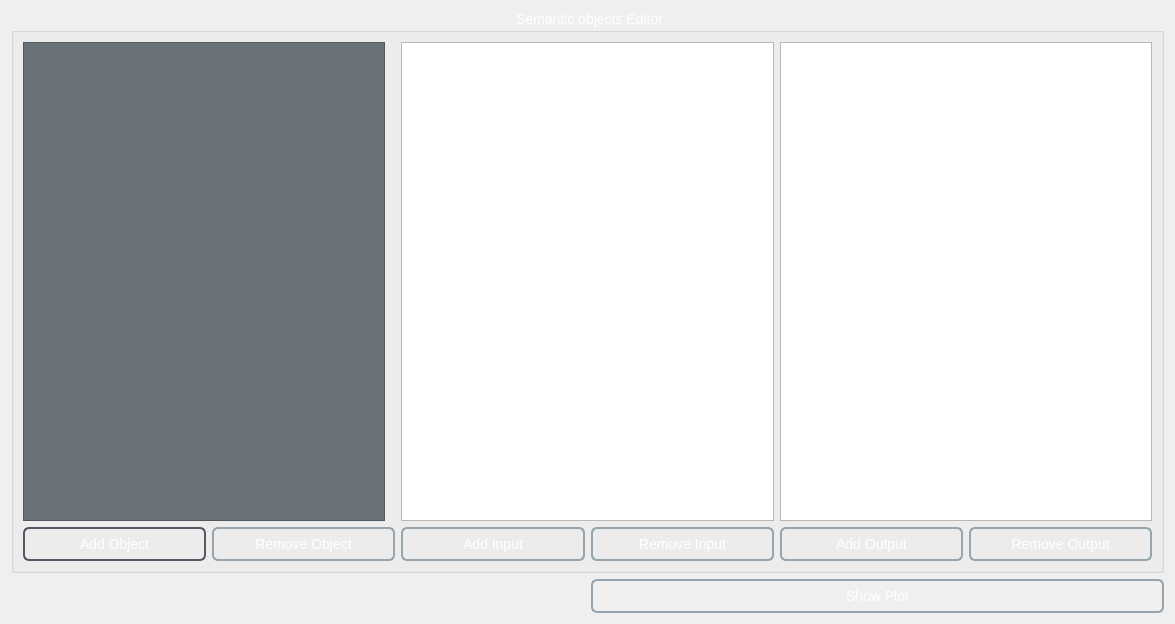
Qt form GUI/Views/SemanticEditor.ui (bronya2057/ExpertSystemPyLab) before a commit.
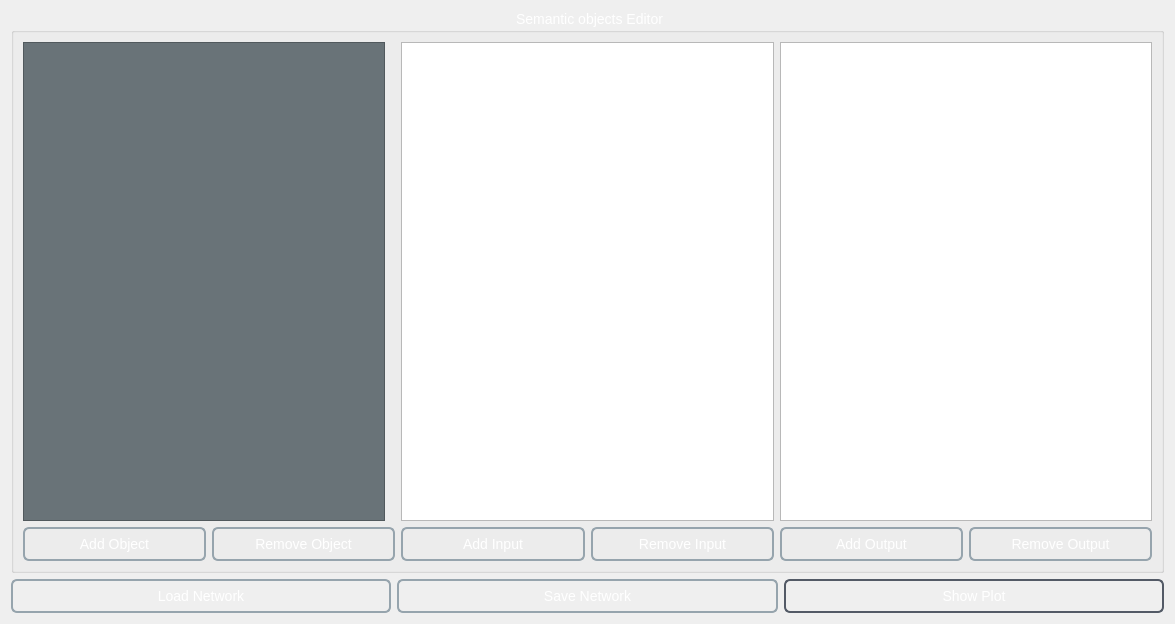
The same form after that commit.

Commit message: Add serialize deserialize for Semantic

Patch:
```diff
--- a/GUI/Views/SemanticEditor.ui
+++ b/GUI/Views/SemanticEditor.ui
@@ -131,7 +131,21 @@
 </string>
   </property>
   <layout class="QGridLayout" name="gridLayout">
-   <item row="0" column="0" colspan="2">
+   <item row="1" column="2">
+    <widget class="QPushButton" name="pbShowPlot">
+     <property name="text">
+      <string>Show Plot</string>
+     </property>
+    </widget>
+   </item>
+   <item row="1" column="0">
+    <widget class="QPushButton" name="pbLoad">
+     <property name="text">
+      <string>Load Network</string>
+     </property>
+    </widget>
+   </item>
+   <item row="0" column="0" colspan="3">
     <widget class="QGroupBox" name="gBConnections">
      <property name="title">
       <string>Semantic objects Editor</string>
@@ -234,9 +248,9 @@
     </widget>
    </item>
    <item row="1" column="1">
-    <widget class="QPushButton" name="pbShowPlot">
+    <widget class="QPushButton" name="pbSaveNetwork">
      <property name="text">
-      <string>Show Plot</string>
+      <string>Save Network</string>
      </property>
     </widget>
    </item>
```
The commit also changes 33 other files.
